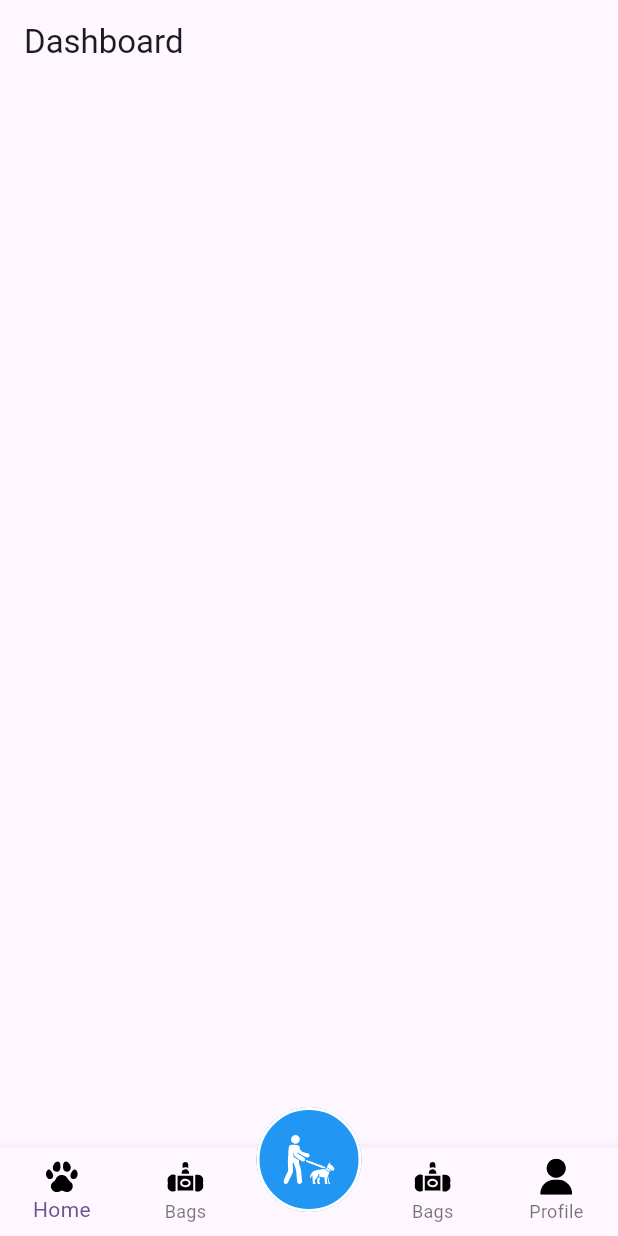
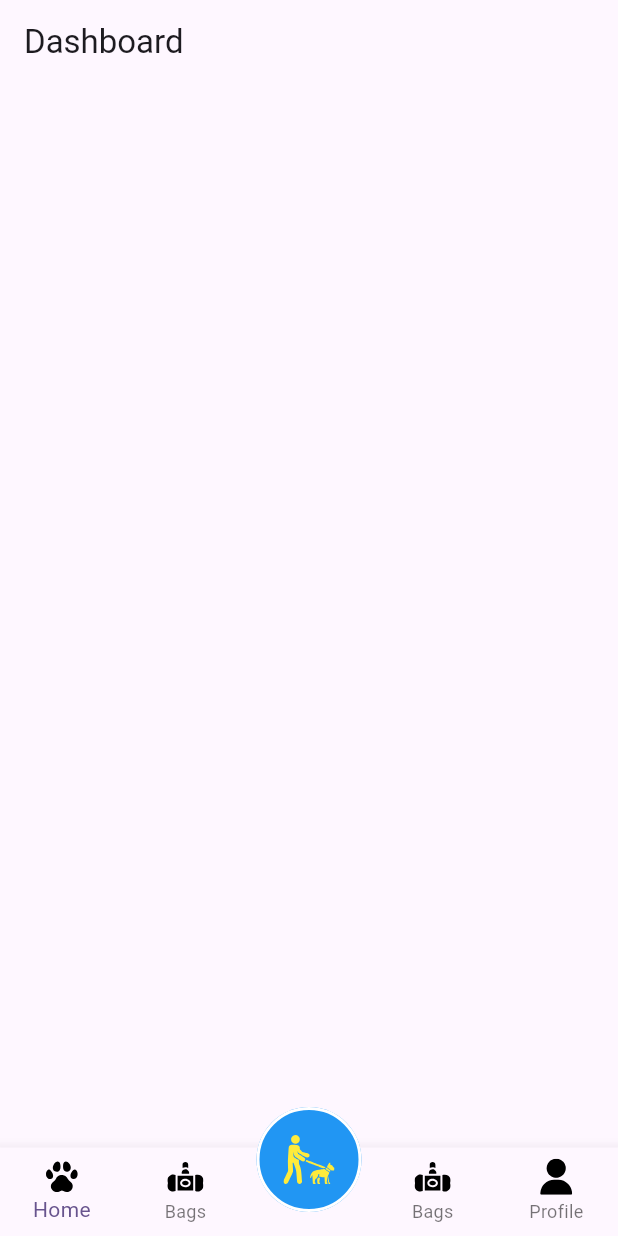
Before and after one commit to premedios/Pawfect-Walks, a Flutter app: the screen it shows after launch, on a phone screen of 412 x 824 dp. Run offline on Flutter 3.47's test engine with Material 3 defaults, Android fonts, the phone set to English and light mode, and no system bars; our stand-ins replace flutter_svg.

Commit message:
PAWFECTM-7: Checked icon color

```diff
--- a/lib/main.dart
+++ b/lib/main.dart
@@ -53,7 +53,7 @@ class _MyHomePageState extends State<MyHomePage> {
 
   ColorFilter iconColorFilter = ColorFilter.mode(Colors.black, BlendMode.srcIn);
 
-  var startWalkIconAsset = SvgPicture.asset('assets/SVG/blind.svg', semanticsLabel: 'Start Walk Icon', colorFilter: ColorFilter.mode(Colors.white, BlendMode.srcIn));
+  var startWalkIconAsset = SvgPicture.asset('assets/SVG/blind.svg', semanticsLabel: 'Start Walk Icon', colorFilter: ColorFilter.mode(Colors.yellow, BlendMode.srcIn));
 
   static final List<Widget> _pages = <Widget>[Homepage(), Center(child: Text('Walks')), Center(child: Text('Bags')), Container(), Center(child: Text('Profile')), Center(child: Text('Profile'))];
 
```
